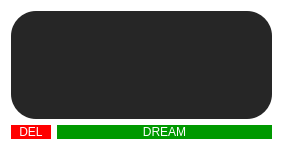
Above: frontend/ui/simple_prompt.ui from XmYx/ainodes-pyside before the change. Below: the same form after it.
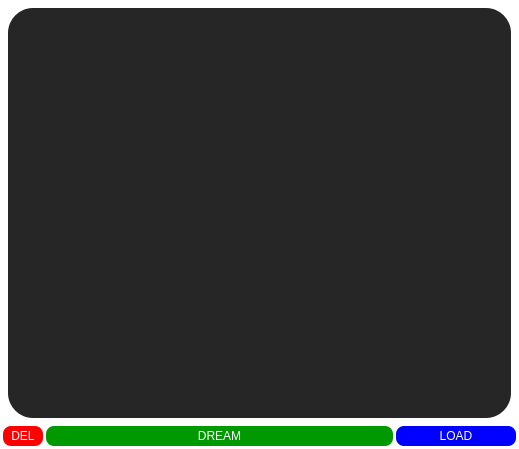
That is the form after the change.

What changed in the file:
```diff
--- a/frontend/ui/simple_prompt.ui
+++ b/frontend/ui/simple_prompt.ui
@@ -6,8 +6,8 @@
    <rect>
     <x>0</x>
     <y>0</y>
-    <width>283</width>
-    <height>150</height>
+    <width>519</width>
+    <height>449</height>
    </rect>
   </property>
   <property name="windowTitle">
@@ -23,13 +23,49 @@
 </string>
   </property>
   <layout class="QVBoxLayout" name="verticalLayout">
+   <property name="spacing">
+    <number>3</number>
+   </property>
+   <property name="leftMargin">
+    <number>3</number>
+   </property>
+   <property name="topMargin">
+    <number>3</number>
+   </property>
+   <property name="rightMargin">
+    <number>3</number>
+   </property>
+   <property name="bottomMargin">
+    <number>3</number>
+   </property>
    <item>
-    <widget class="QTextEdit" name="prompts"/>
+    <widget class="QTextEdit" name="prompts">
+     <property name="cursor" stdset="0">
+      <cursorShape>IBeamCursor</cursorShape>
+     </property>
+     <property name="styleSheet">
+      <string notr="true">QTextEdit {
+    margin-top: 5px;
+    margin-right: 5px;
+    margin-bottom: 5px;
+    margin-left: 5px;
+}</string>
+     </property>
+     <property name="autoFormatting">
+      <set>QTextEdit::AutoBulletList</set>
+     </property>
+    </widget>
    </item>
    <item>
     <layout class="QHBoxLayout" name="horizontalLayout">
      <item>
       <widget class="QPushButton" name="delbutton">
+       <property name="minimumSize">
+        <size>
+         <width>0</width>
+         <height>20</height>
+        </size>
+       </property>
        <property name="maximumSize">
         <size>
          <width>40</width>
@@ -46,11 +82,39 @@
      </item>
      <item>
       <widget class="QPushButton" name="dreambutton">
+       <property name="minimumSize">
+        <size>
+         <width>0</width>
+         <height>20</height>
+        </size>
+       </property>
        <property name="text">
         <string>DREAM</string>
        </property>
       </widget>
      </item>
+     <item>
+      <widget class="QPushButton" name="loadbutton">
+       <property name="minimumSize">
+        <size>
+         <width>50</width>
+         <height>20</height>
+        </size>
+       </property>
+       <property name="maximumSize">
+        <size>
+         <width>120</width>
+         <height>16777215</height>
+        </size>
+       </property>
+       <property name="styleSheet">
+        <string notr="true">background-color: blue</string>
+       </property>
+       <property name="text">
+        <string>LOAD</string>
+       </property>
+      </widget>
+     </item>
     </layout>
    </item>
   </layout>
```
